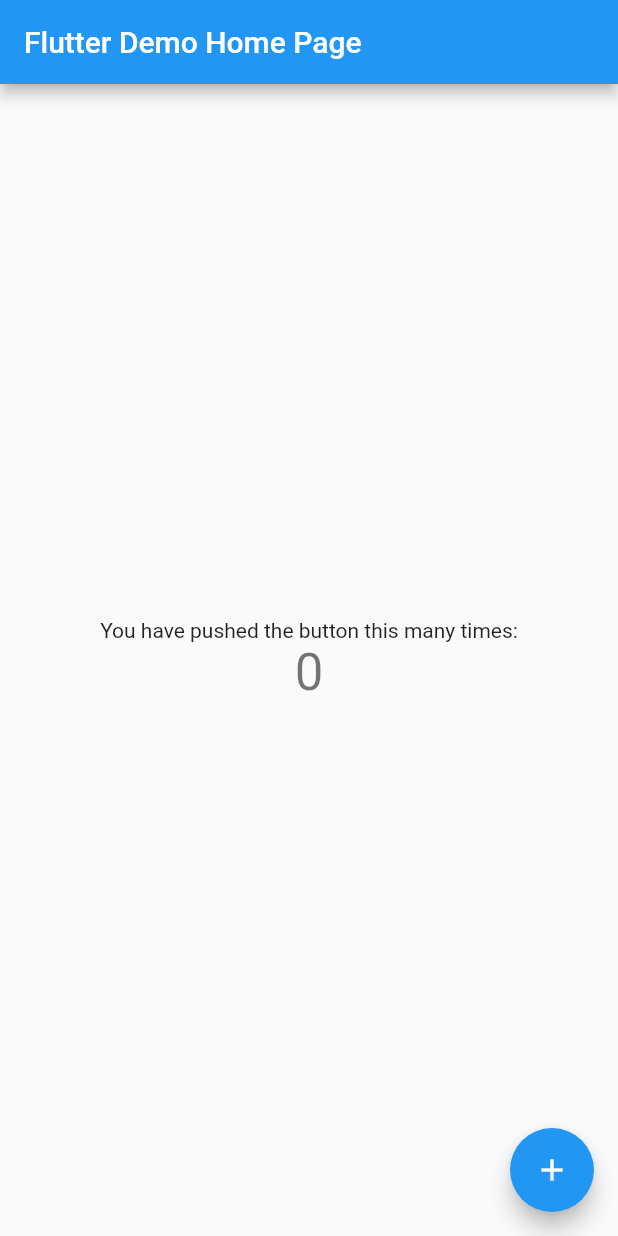
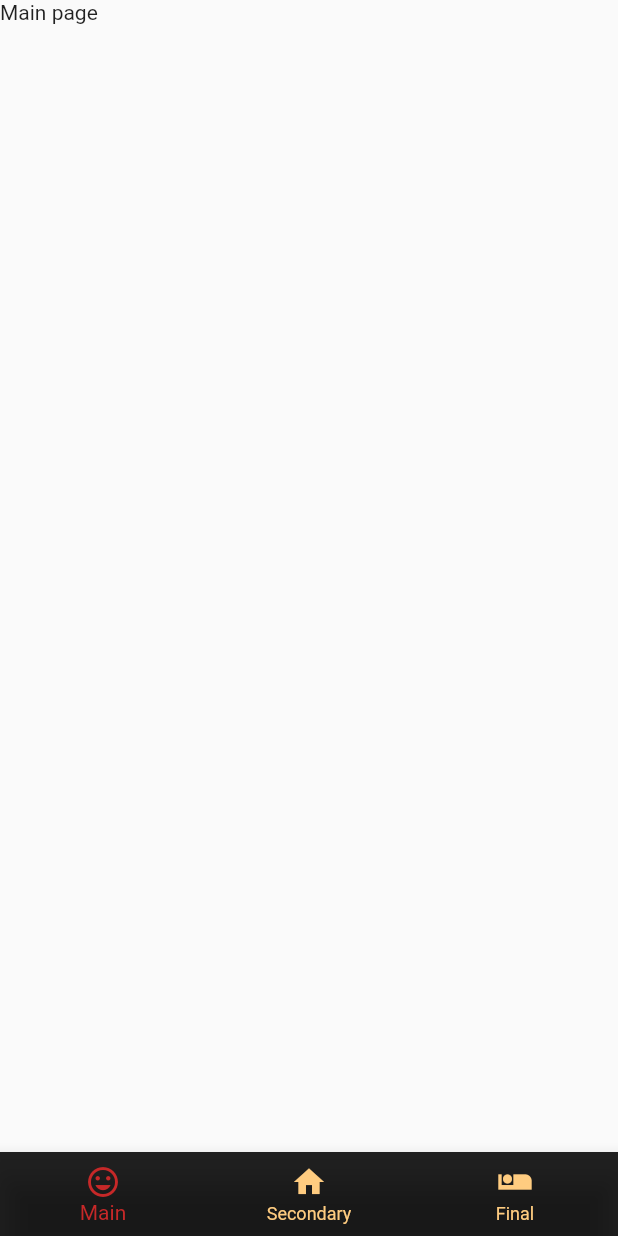
Before and after one commit to MartinALund/LearningFlutter, a Flutter app: the screen it shows after launch, on a phone screen of 412 x 824 dp. Run offline on Flutter 3.47's test engine with Material 2 defaults, Android fonts, the phone set to English and light mode, and no system bars.

Commit message:
Added BottomNavWidget, made pages,models, and widgets package.

```diff
--- a/LearningFlutter/lib/main.dart
+++ b/LearningFlutter/lib/main.dart
@@ -1,3 +1,4 @@
+import 'package:LearningFlutter/widgets/BottomNavWidget.dart';
 import 'package:flutter/material.dart';
 
 void main() {
@@ -5,113 +6,18 @@ void main() {
 }
 
 class MyApp extends StatelessWidget {
-  // This widget is the root of your application.
   @override
   Widget build(BuildContext context) {
     return MaterialApp(
       title: 'Flutter Demo',
       theme: ThemeData(
-        // This is the theme of your application.
-        //
-        // Try running your application with "flutter run". You'll see the
-        // application has a blue toolbar. Then, without quitting the app, try
-        // changing the primarySwatch below to Colors.green and then invoke
-        // "hot reload" (press "r" in the console where you ran "flutter run",
-        // or simply save your changes to "hot reload" in a Flutter IDE).
-        // Notice that the counter didn't reset back to zero; the application
-        // is not restarted.
-        primarySwatch: Colors.blue,
-        // This makes the visual density adapt to the platform that you run
-        // the app on. For desktop platforms, the controls will be smaller and
-        // closer together (more dense) than on mobile platforms.
+        brightness: Brightness.light,
+        primaryColorDark: Colors.red[800],
+        primaryColor: Colors.red[500],
+        accentColor: Colors.orange[200],
         visualDensity: VisualDensity.adaptivePlatformDensity,
       ),
-      home: MyHomePage(title: 'Flutter Demo Home Page'),
+      home: BottomNavWidget(),
     );
   }
 }
-
-class MyHomePage extends StatefulWidget {
-  MyHomePage({Key key, this.title}) : super(key: key);
-
-  // This widget is the home page of your application. It is stateful, meaning
-  // that it has a State object (defined below) that contains fields that affect
-  // how it looks.
-
-  // This class is the configuration for the state. It holds the values (in this
-  // case the title) provided by the parent (in this case the App widget) and
-  // used by the build method of the State. Fields in a Widget subclass are
-  // always marked "final".
-
-  final String title;
-
-  @override
-  _MyHomePageState createState() => _MyHomePageState();
-}
-
-class _MyHomePageState extends State<MyHomePage> {
-  int _counter = 0;
-
-  void _incrementCounter() {
-    setState(() {
-      // This call to setState tells the Flutter framework that something has
-      // changed in this State, which causes it to rerun the build method below
-      // so that the display can reflect the updated values. If we changed
-      // _counter without calling setState(), then the build method would not be
-      // called again, and so nothing would appear to happen.
-      _counter++;
-    });
-  }
-
-  @override
-  Widget build(BuildContext context) {
-    // This method is rerun every time setState is called, for instance as done
-    // by the _incrementCounter method above.
-    //
-    // The Flutter framework has been optimized to make rerunning build methods
-    // fast, so that you can just rebuild anything that needs updating rather
-    // than having to individually change instances of widgets.
-    return Scaffold(
-      appBar: AppBar(
-        // Here we take the value from the MyHomePage object that was created by
-        // the App.build method, and use it to set our appbar title.
-        title: Text(widget.title),
-      ),
-      body: Center(
-        // Center is a layout widget. It takes a single child and positions it
-        // in the middle of the parent.
-        child: Column(
-          // Column is also a layout widget. It takes a list of children and
-          // arranges them vertically. By default, it sizes itself to fit its
-          // children horizontally, and tries to be as tall as its parent.
-          //
-          // Invoke "debug painting" (press "p" in the console, choose the
-          // "Toggle Debug Paint" action from the Flutter Inspector in Android
-          // Studio, or the "Toggle Debug Paint" command in Visual Studio Code)
-          // to see the wireframe for each widget.
-          //
-          // Column has various properties to control how it sizes itself and
-          // how it positions its children. Here we use mainAxisAlignment to
-          // center the children vertically; the main axis here is the vertical
-          // axis because Columns are vertical (the cross axis would be
-          // horizontal).
-          mainAxisAlignment: MainAxisAlignment.center,
-          children: <Widget>[
-            Text(
-              'You have pushed the button this many times:',
-            ),
-            Text(
-              '$_counter',
-              style: Theme.of(context).textTheme.headline4,
-            ),
-          ],
-        ),
-      ),
-      floatingActionButton: FloatingActionButton(
-        onPressed: _incrementCounter,
-        tooltip: 'Increment',
-        child: Icon(Icons.add),
-      ), // This trailing comma makes auto-formatting nicer for build methods.
-    );
-  }
-}
--- /dev/null
+++ b/LearningFlutter/lib/models/BottomNavItem.dart
@@ -0,0 +1,8 @@
+import 'package:flutter/material.dart';
+
+class BottomNavItem {
+  Widget widget;
+  String title;
+  Icon icon;
+  BottomNavItem({this.widget, this.title, this.icon});
+}
--- /dev/null
+++ b/LearningFlutter/lib/pages/MainPage.dart
@@ -0,0 +1,13 @@
+import 'package:flutter/material.dart';
+
+class MainPage extends StatefulWidget {
+  @override
+  _MainPageState createState() => _MainPageState();
+}
+
+class _MainPageState extends State<MainPage> {
+  @override
+  Widget build(BuildContext context) {
+    return Container(child: Text('Main page'),);
+  }
+}
--- /dev/null
+++ b/LearningFlutter/lib/pages/SecondaryPage.dart
@@ -0,0 +1,13 @@
+import 'package:flutter/material.dart';
+
+class SecondaryPage extends StatefulWidget {
+  @override
+  _SecondaryPageState createState() => _SecondaryPageState();
+}
+
+class _SecondaryPageState extends State<SecondaryPage> {
+  @override
+  Widget build(BuildContext context) {
+    return Container(child: Text('Secondary page'),);
+  }
+}
--- /dev/null
+++ b/LearningFlutter/lib/widgets/BottomNavWidget.dart
@@ -0,0 +1,54 @@
+import 'package:LearningFlutter/models/BottomNavItem.dart';
+import 'package:LearningFlutter/pages/MainPage.dart';
+import 'package:LearningFlutter/pages/SecondaryPage.dart';
+import 'package:flutter/material.dart';
+
+
+class BottomNavWidget extends StatefulWidget {
+  @override
+  _HomeWidgetState createState() => _HomeWidgetState();
+}
+
+class _HomeWidgetState extends State<BottomNavWidget> {
+  int currentTabIndex = 0;
+
+  var bottomNavItems = [
+    new BottomNavItem(
+        widget: MainPage(), title: 'Main', icon: Icon(Icons.mood)),
+    new BottomNavItem(
+        widget: SecondaryPage(), title: 'Secondary', icon: Icon(Icons.home)),
+    new BottomNavItem(
+        widget: Text('Tjek'), title: 'Final', icon: Icon(Icons.airline_seat_individual_suite)),
+  ];
+
+  @override
+  Widget build(BuildContext context) {
+
+    final tabPages = new List<Widget>();
+    final navItems = new List<BottomNavigationBarItem>();
+
+    for (var bottomNavItem in bottomNavItems){
+      tabPages.add(bottomNavItem.widget);
+      navItems.add(new BottomNavigationBarItem(icon: bottomNavItem.icon, title: Text(bottomNavItem.title)));
+    }
+
+    assert(tabPages.length == navItems.length);
+    final bottomNavBar = BottomNavigationBar(
+      items: navItems,
+      currentIndex: currentTabIndex,
+      type: BottomNavigationBarType.fixed,
+      onTap: (int index) {
+        setState(() {
+          currentTabIndex = index;
+        });
+      },
+      backgroundColor: Colors.black87,
+      selectedItemColor: Theme.of(context).primaryColorDark,
+      unselectedItemColor: Theme.of(context).accentColor,
+    );
+    return Scaffold(
+      body: tabPages[currentTabIndex],
+      bottomNavigationBar: bottomNavBar,
+    );
+  }
+}
```
